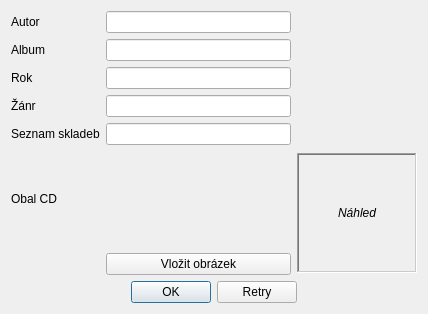
Lolcoman/CD_records, file insertwindow.ui: the form before one commit.
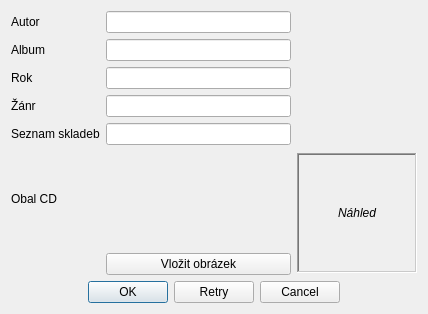
The form after the commit. Icons and pictures are not drawn.

Patch:
```diff
--- a/insertwindow.ui
+++ b/insertwindow.ui
@@ -231,7 +231,7 @@
         </size>
        </property>
        <property name="standardButtons">
-        <set>QDialogButtonBox::Ok|QDialogButtonBox::Retry</set>
+        <set>QDialogButtonBox::Cancel|QDialogButtonBox::Ok|QDialogButtonBox::Retry</set>
        </property>
        <property name="centerButtons">
         <bool>true</bool>
```
Left out of the diff: 8 changed lines with no effect on the pictures.
